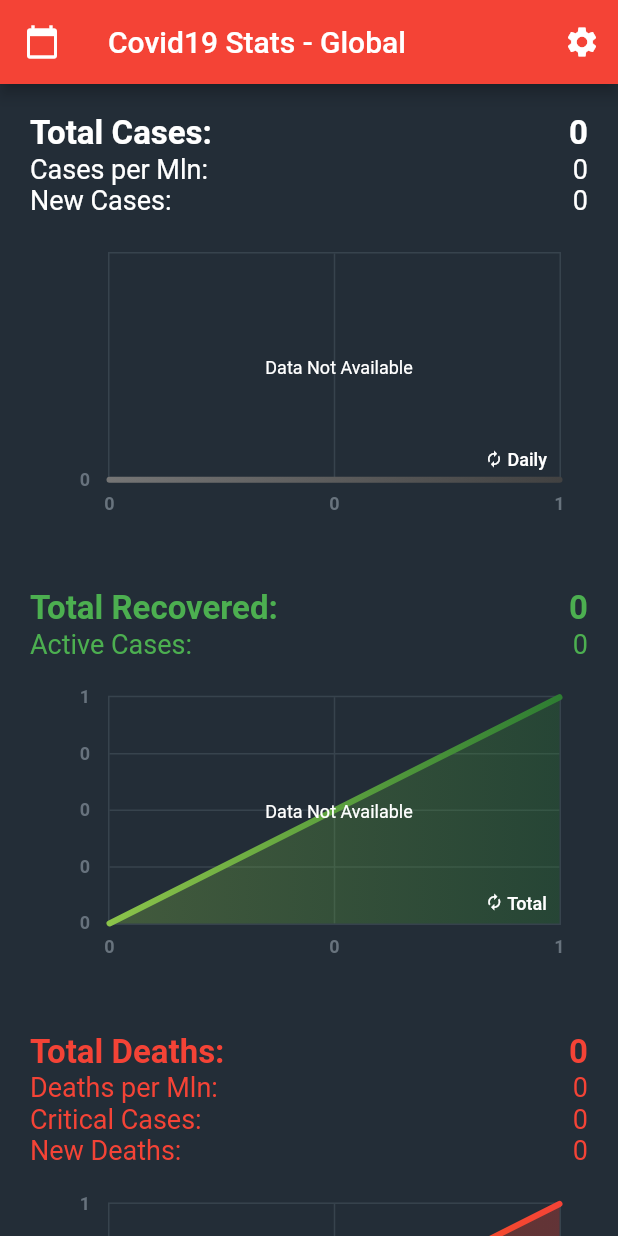
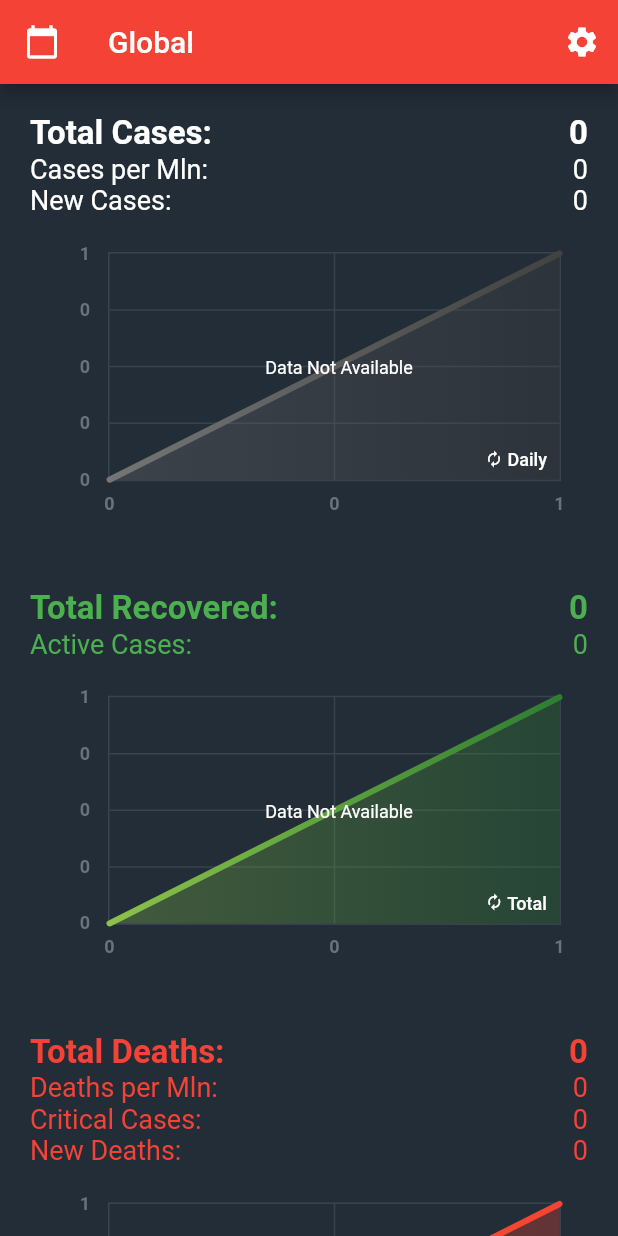
Before and after one commit to GabrielTavernini/Covid19Stats, a Flutter app: the screen it shows after launch, after a tap on "Total", on a phone screen of 412 x 824 dp. Run offline on Flutter 3.47's test engine with Material 2 defaults, Android fonts, the phone set to English and light mode, and no system bars; drawn by our look-alikes of fl_chart, liquid_pull_to_refresh.

Commit message:
Fixed freeze on 'Data Not Available' charts

```diff
--- a/lib/main.dart
+++ b/lib/main.dart
@@ -110,7 +110,7 @@ class _MyHomePageState extends State<MyHomePage> with TickerProviderStateMixin {
       key: _scaffoldKey,
       backgroundColor: Color(0xff232d37),
       appBar: AppBar(
-        title: Text("Covid19 Stats - " + country),
+        title: Text(country), //Text("Covid19 Stats - " + country),
         leading: Theme(
           data: datePickerTheme,
           child: Builder(
@@ -424,7 +424,7 @@ class _MyHomePageState extends State<MyHomePage> with TickerProviderStateMixin {
   }
 
   Widget createGraph(ChartData chartData) {
-    if(selectedDateRange != null && selectedDateRange.start.compareTo(selectedDateRange.end) == 1)
+    if(selectedDateRange != null && selectedDateRange.start.compareTo(selectedDateRange.end) >= 0)
       chartData = new ChartData.empty(chartData.gradientColors);
     var lineChartData = chartData.daily ? dailyData(chartData) : totalData(chartData);
 
@@ -435,7 +435,7 @@ class _MyHomePageState extends State<MyHomePage> with TickerProviderStateMixin {
           child: Container(
             child: Padding(
                 padding: const EdgeInsets.only(right: 18.0, left: 12.0, top: 24, bottom: 12),
-                child: new LineChart(lineChartData, swapAnimationDuration: Duration(seconds: 1))),
+                child: new LineChart(lineChartData, swapAnimationDuration: Duration(seconds: chartData.available ? 1 : 0))),
           ),
         ),
         Positioned.fill(
@@ -494,6 +494,7 @@ class _MyHomePageState extends State<MyHomePage> with TickerProviderStateMixin {
     var values = data.values;
     int start = 0;
     int end = values.length - 1;
+
     if(selectedDateRange != null && data.available) {
       DateFormat dateFormat = DateFormat('MMM dd');
       start = data.labels.indexOf(dateFormat.format(selectedDateRange.start));
@@ -631,9 +632,9 @@ class _MyHomePageState extends State<MyHomePage> with TickerProviderStateMixin {
     for (int i = values.length - 1; i > 0; i--) {
       double val = max((values[i] - values[i - 1]).toDouble(), 0.0);
       spots.add(FlSpot(i.toDouble(), val));
-      maxValue = val > maxValue && i >= start && i < end ? val : maxValue;
+      maxValue = val > maxValue && i >= start && i <= end ? val : maxValue;
     }
-    maxValue = maxValue*0.05 + maxValue;
+    if(data.available) maxValue = maxValue*0.05 + maxValue;
     spots.add(FlSpot(0.0, values[0].toDouble()));
     spots = new List.from(spots.reversed);
 
```
